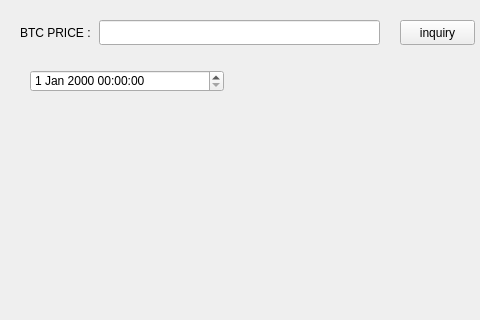
Above: UI/mywindow.ui from blissin/window_git before the change; both pictures show x 0 to 480 and y 0 to 320 of the 800 by 600 pixel window. Below: the same form after it.
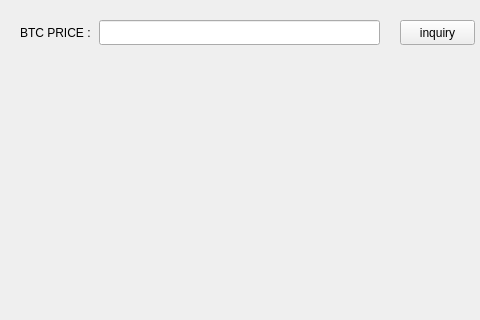
That is the form after the change.

Diff of the .ui file:
```diff
--- a/UI/mywindow.ui
+++ b/UI/mywindow.ui
@@ -50,16 +50,6 @@
      <string>BTC PRICE : </string>
     </property>
    </widget>
-   <widget class="QDateTimeEdit" name="dateTimeEdit">
-    <property name="geometry">
-     <rect>
-      <x>30</x>
-      <y>70</y>
-      <width>194</width>
-      <height>22</height>
-     </rect>
-    </property>
-   </widget>
   </widget>
   <widget class="QMenuBar" name="menubar">
    <property name="geometry">
```
